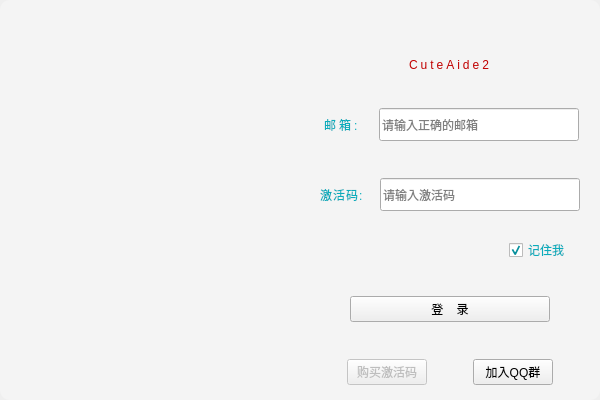
Pupper0601/CateAide2, file app/view/login.ui: the form before one commit.
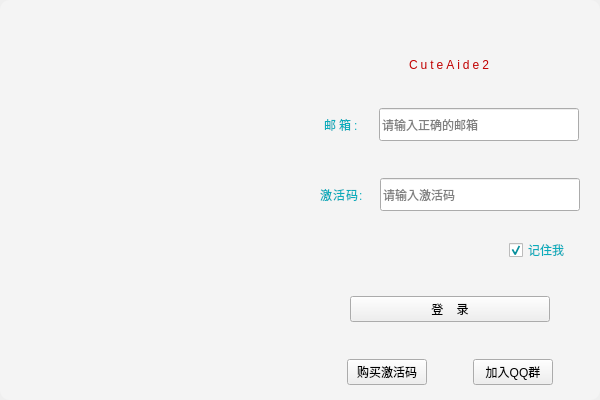
The form after the commit. Icons and pictures are not drawn. Custom widgets are drawn as their Qt base class.

What changed in the file:
```diff
--- a/app/view/login.ui
+++ b/app/view/login.ui
@@ -1268,7 +1268,7 @@
            <item>
             <widget class="PushButton" name="PushButton">
              <property name="enabled">
-              <bool>false</bool>
+              <bool>true</bool>
              </property>
              <property name="text">
               <string>购买激活码</string>
```
Left out of the diff: 12 changed lines with no effect on the pictures.
